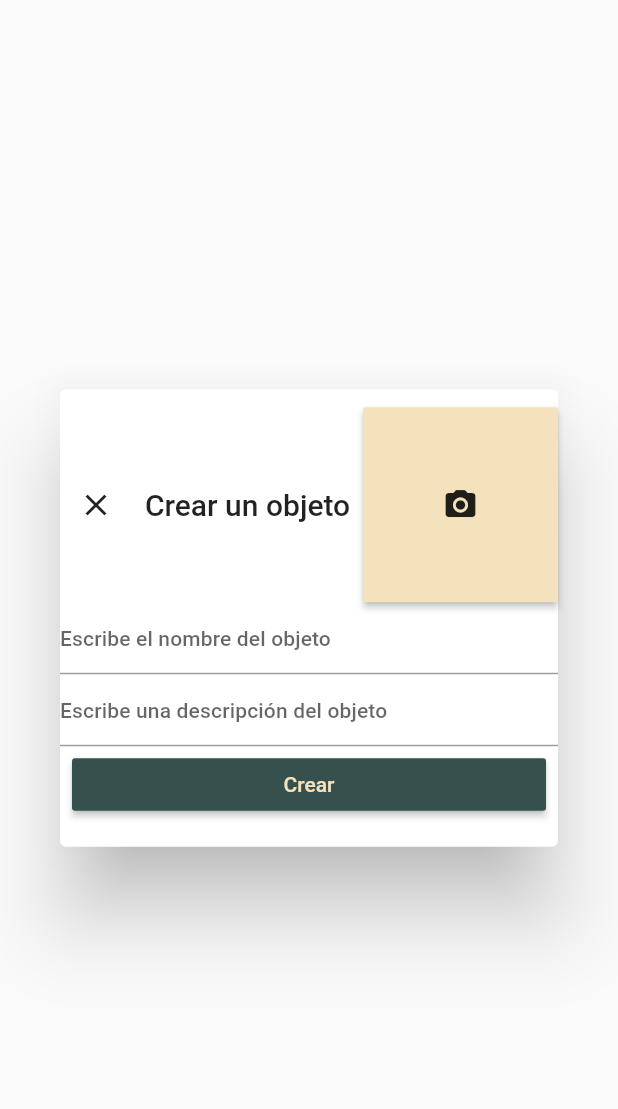
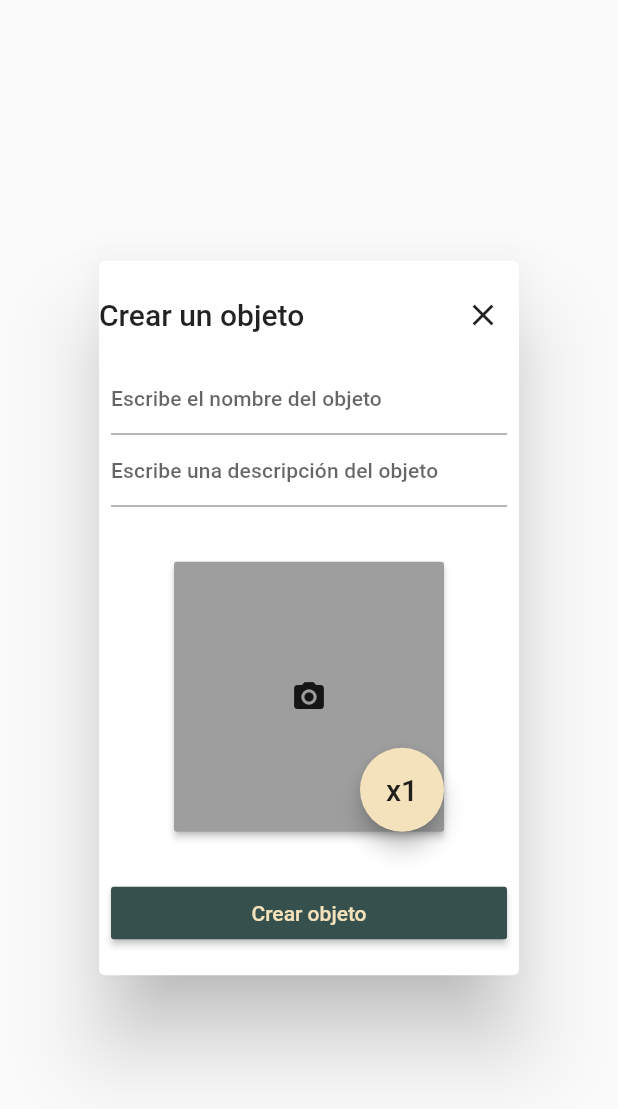
Before and after one commit to TheyLendMe/app-theylendme, a Flutter app: the CreateObject widget shown alone on an empty page, opened directly, on a phone screen of 412 x 824 dp. Shown: the top 1109 px of the screen. Run offline on Flutter 3.47's test engine with Material 2 defaults, Android fonts, the phone set to English and light mode, and no system bars; our stand-ins replace dio, firebase_auth, firebase_messaging, fluttertoast, font_awesome_flutter, google_sign_in and 3 more; missing offline and left inert: validate; accounts and stored records are empty; network calls fail.

Commit message:
done: createObject page

```diff
--- a/TheyLendMe/lib/pages/create_object.dart
+++ b/TheyLendMe/lib/pages/create_object.dart
@@ -2,26 +2,24 @@ import 'package:flutter/material.dart';
 import 'dart:ui';
 import 'dart:io';
 import 'package:image_picker/image_picker.dart';
-
-/*
-//WIP: adaptar el diseño al formato que teníamos pensado
-*/
+import 'package:numberpicker/numberpicker.dart';
 
 /*
 Widget displaySelectedFile(){
-  return new SizedBox(
+  return SizedBox(
     height: 70.0,
     width: 70.0,
-    child: new Container(
+    child: Container(
       child: file == null
-        ? new Text('Nada seleccionado')
-        : new Image.file(file),
+        ? Text('Nada seleccionado')
+        : Image.file(file),
     ),
   );
 }
 */
 
 class CreateObject extends StatefulWidget {
+
   CreateObject();
 
   @override
@@ -30,6 +28,28 @@ class CreateObject extends StatefulWidget {
 
 class _CreateObjectState extends State<CreateObject> {
   File file;
+  int _currentAmount = 1;
+
+  void _showNumberPicker() {
+      showDialog<int>(
+        context: context,
+        builder: (BuildContext context) {
+          return NumberPickerDialog.integer(
+            minValue: 1,
+            maxValue: 100,
+            title: Text("Elige una cantidad"),
+            initialIntegerValue: _currentAmount
+          );
+        }
+      );
+      //TODO: change xN
+      /*.then((int value)) {
+        if (value != null) {
+          setState(() => _currentAmount = value);
+        }
+      }*/
+    }
+
   void galleryPicker() async{
     print("GalleryPick llamado");
     file = await ImagePicker.pickImage(source: ImageSource.gallery);
@@ -47,72 +67,82 @@ class _CreateObjectState extends State<CreateObject> {
 
   @override
   Widget build(BuildContext context) {
-    //return SizedOverflowBox( size: Size(300,100),
-    return OverflowBox( minHeight: 300, minWidth: 100,
-    child:  SimpleDialog(
-      children: <Widget>[
+    return SimpleDialog(
+      children: [
         Row(
           mainAxisAlignment: MainAxisAlignment.spaceBetween,
           children: [
+            Text('Crear un objeto', style: Theme.of(context).textTheme.title),
             IconButton(
-              icon: Icon(Icons.close),
+              icon: new Icon(Icons.close),
               onPressed: () => Navigator.of(context).pop(null),
             ),
-            Text('Crear un objeto', style: Theme.of(context).textTheme.title),
-            SizedBox( width: 130, height: 130,
-              child: MaterialButton(
-                color: Theme.of(context).accentColor,
-                child: Icon(Icons.photo_camera),
-                onPressed: cameraPicker
-              )
+          ]
         ),
-            //TODO: displaySelectedFile() //better to show the pic
-          ]
-        ), // end Row
-        /*new Container(
-          child: new Center(
-            child: SaleONoLaImagen(),
-          )
-        ),*/
-        new TextFormField(
+        Padding(
+          padding: const EdgeInsets.all(8.0),
+          child: Column(
+            mainAxisSize: MainAxisSize.max,
+            mainAxisAlignment: MainAxisAlignment.center,
+            crossAxisAlignment: CrossAxisAlignment.end,
+            children: [
+              TextFormField(
                 decoration: InputDecoration(
                   hintText: 'Escribe el nombre del objeto'),
                 style: Theme.of(context).textTheme.subtitle,
                 validator: _validateName,
               ),
-        new TextFormField(
+              TextFormField(
                 decoration: InputDecoration(
                   hintText: 'Escribe una descripción del objeto'),
                 style: Theme.of(context).textTheme.subtitle,
                 validator: _validateDescription,
               ),
-        //TODO: opción: [-] cantidad [+]
-        new Container(
+            ]
+          )
+        ),
+        Container(
+          constraints: BoxConstraints.expand(
+            height: Theme.of(context).textTheme.display1.fontSize * 1.1 + 200.0,
+          ),
+          alignment: Alignment.center,
+          child: Stack(
+            children:[
+              SizedBox( width: 180, height: 180,
+                child: MaterialButton(
+                  color: Colors.grey,
+                  child: Icon(Icons.photo_camera),
+                  onPressed: cameraPicker
+                )
+              ),
+              Positioned(
+                right: 0.0,
+                bottom: 0.0,
+                child: new FloatingActionButton(
+                  child: Text('x1', style: Theme.of(context).textTheme.title),
+                  backgroundColor: Theme.of(context).accentColor,
+                  onPressed: _showNumberPicker
+                ),
+              ),
+            ]
+          )
+        ),
+        Container(
           constraints: BoxConstraints.expand(
             height: Theme.of(context).textTheme.display1.fontSize * 1.5,
           ),
           padding: const EdgeInsets.all(8.0),
           child: MaterialButton(
             height: 42.0,
-            onPressed:(){ //Aquí mandamos cosas a la base de datos
-              Navigator.of(context).pushNamed('/MyObjectsPage');
-            },
+            onPressed:(){}, //TODO acción de crear objeto
             color: Theme.of(context).buttonColor,
-            child: Text('Crear', style: TextStyle(color: Theme.of(context).accentColor)),
+            child: Text('Crear objeto', style: TextStyle(color: Theme.of(context).accentColor)),
           )
         )
       ]
-    ));
+    );
   }
 }
-
-/*
-class FormFieldValidator {
-  static String validate(String value, String message) {
-    return RegExp(r"^[a-zA-Z0-9]+$").hasMatch(value) ? null : message;
-  }
-}
-*/
 
 String _validateName(String value) {
   return RegExp(r"^[a-zA-Z0-9]+$").hasMatch(value) ? null : 'Nombre no válido';
--- a/TheyLendMe/pubspec.yaml
+++ b/TheyLendMe/pubspec.yaml
@@ -21,6 +21,7 @@ dependencies:
   image_picker: ^0.4.10
   fluttertoast: ^2.0.9
   font_awesome_flutter: ^8.0.0
+  numberpicker: ^0.1.6
 
 dev_dependencies:
   flutter_test:
```
Also changed, not shown: TheyLendMe/pubspec.lock. Lines whose indentation alone changed are shown as unchanged.
